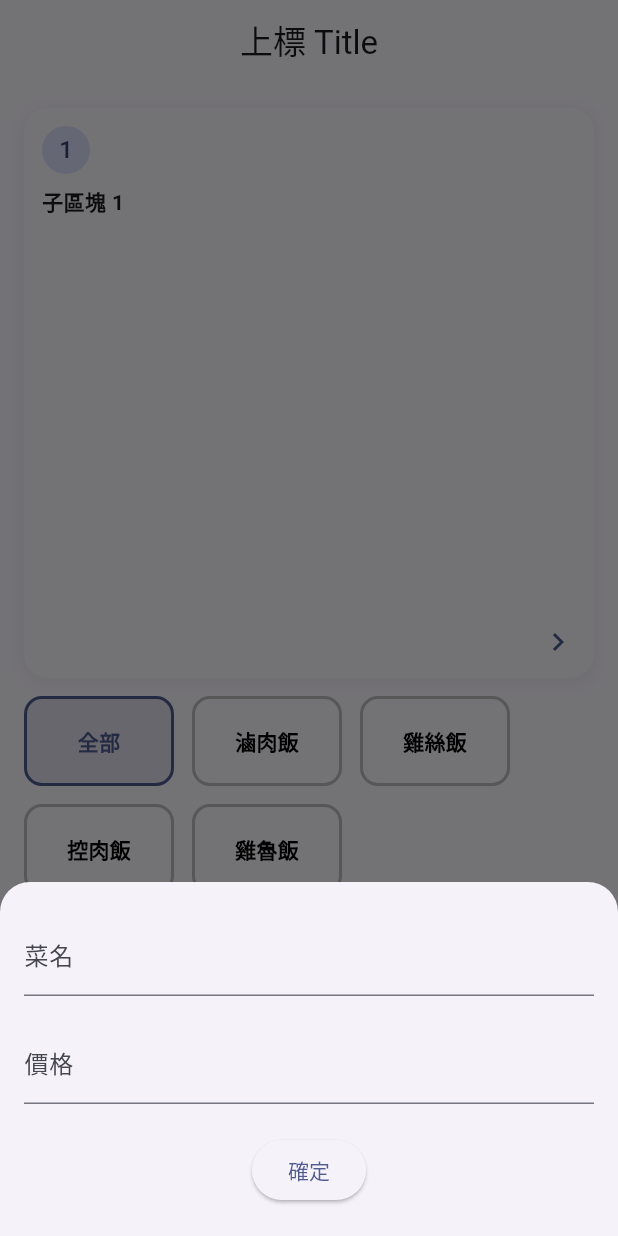
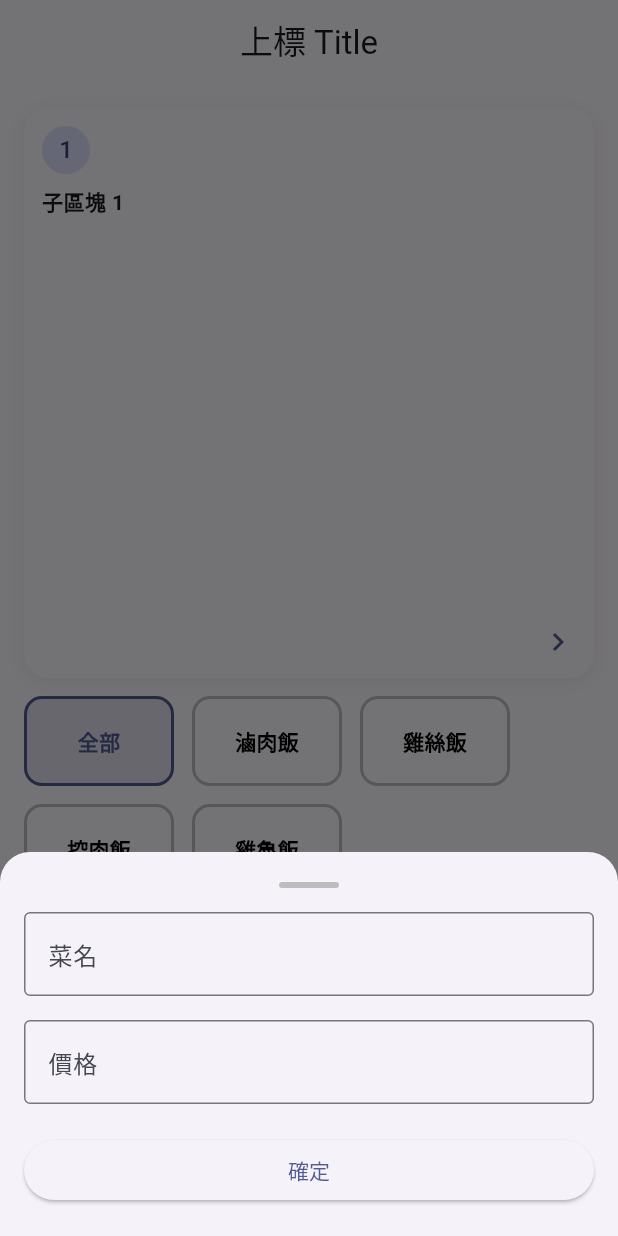
Before and after one commit to boo00976/flutter_application_1, a Flutter app: the screen it shows after launch, after a tap on the "add circle outline" icon, on a phone screen of 412 x 824 dp. Run offline on Flutter 3.47's test engine with Material 3 defaults, Android fonts, the phone set to English and light mode, and no system bars.

Commit message:
價格框還原 子區塊

```diff
--- a/lib/mobile_layout_page.dart
+++ b/lib/mobile_layout_page.dart
@@ -17,7 +17,7 @@ class _MobileLayoutPageState extends State<MobileLayoutPage> {
   final Set<String> selectedTags = {'全部'};
 
   final List<Map<String, dynamic>> comments = [
-    {'user': '朋朋 1', 'content': '內容 A', 'time': '10:01', 'likes': 2},
+    {'user': '朋朋 1', 'content': '內容 A', 'time': '10:01', 'likes': 1},
     {'user': '朋朋 2', 'content': '內容 B', 'time': '10:05', 'likes': 0},
   ];
 
@@ -40,7 +40,9 @@ class _MobileLayoutPageState extends State<MobileLayoutPage> {
               onToggle: (t) {
                 setState(() {
                   if (t == '全部') {
-                    selectedTags..clear()..add('全部');
+                    selectedTags
+                      ..clear()
+                      ..add('全部');
                   } else {
                     if (selectedTags.contains('全部')) selectedTags.remove('全部');
                     if (!selectedTags.add(t)) {
@@ -124,9 +126,10 @@ class _MobileLayoutPageState extends State<MobileLayoutPage> {
     );
   }
 
+// --- 滑出新增熱門品項表單 ---
   void _showAddMenuSheet() {
-    final nameCtrl = TextEditingController();
-    final priceCtrl = TextEditingController();
+    final TextEditingController nameCtrl = TextEditingController();
+    final TextEditingController priceCtrl = TextEditingController();
 
     showModalBottomSheet(
       context: context,
@@ -144,17 +147,43 @@ class _MobileLayoutPageState extends State<MobileLayoutPage> {
           ),
           child: Column(
             mainAxisSize: MainAxisSize.min,
+            crossAxisAlignment: CrossAxisAlignment.start,
             children: [
-              TextField(controller: nameCtrl, decoration: const InputDecoration(labelText: '菜名')),
+              Center(
+                child: Container(
+                  width: 40,
+                  height: 4,
+                  decoration: BoxDecoration(
+                    color: Colors.grey[400],
+                    borderRadius: BorderRadius.circular(2),
+                  ),
+                ),
+              ),
+              const SizedBox(height: 16),
+              TextField(
+                controller: nameCtrl,
+                keyboardType: TextInputType.number,
+                decoration: const InputDecoration(
+                  labelText: '菜名',
+                  border: OutlineInputBorder(),
+                ),
+              ),
               const SizedBox(height: 16),
               TextField(
                 controller: priceCtrl,
                 keyboardType: TextInputType.number,
-                inputFormatters: [FilteringTextInputFormatter.digitsOnly],
-                decoration: const InputDecoration(labelText: '價格'),
+                inputFormatters: [
+                  FilteringTextInputFormatter.digitsOnly, // 只能輸入數字
+                ],
+                decoration: const InputDecoration(
+                  labelText: '價格',
+                  border: OutlineInputBorder(),
+                ),
               ),
               const SizedBox(height: 20),
-              ElevatedButton(
+              SizedBox(
+                width: double.infinity,
+                child: ElevatedButton(
                   onPressed: () {
                     final name = nameCtrl.text.trim();
                     final price = priceCtrl.text.trim();
@@ -167,6 +196,7 @@ class _MobileLayoutPageState extends State<MobileLayoutPage> {
                   },
                   child: const Text('確定'),
                 ),
+              ),
             ],
           ),
         );
```
Also changed, not shown: 1 other file. Lines whose indentation alone changed are shown as unchanged.
